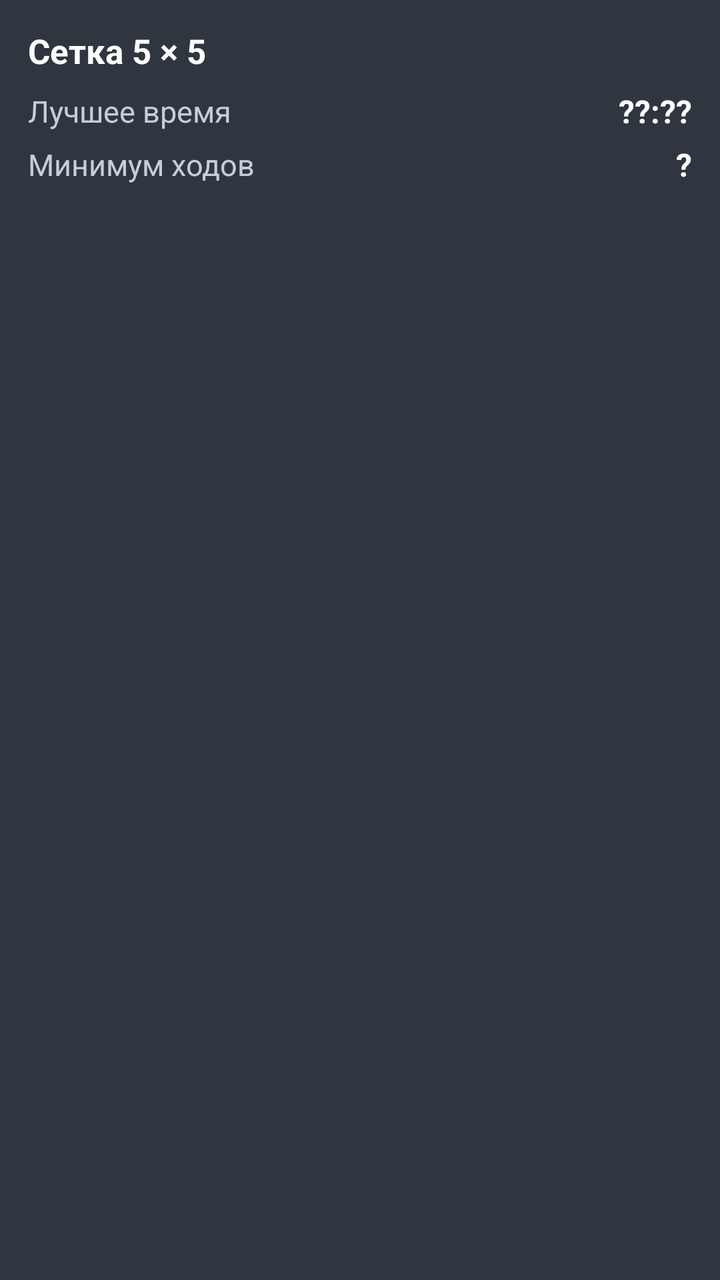
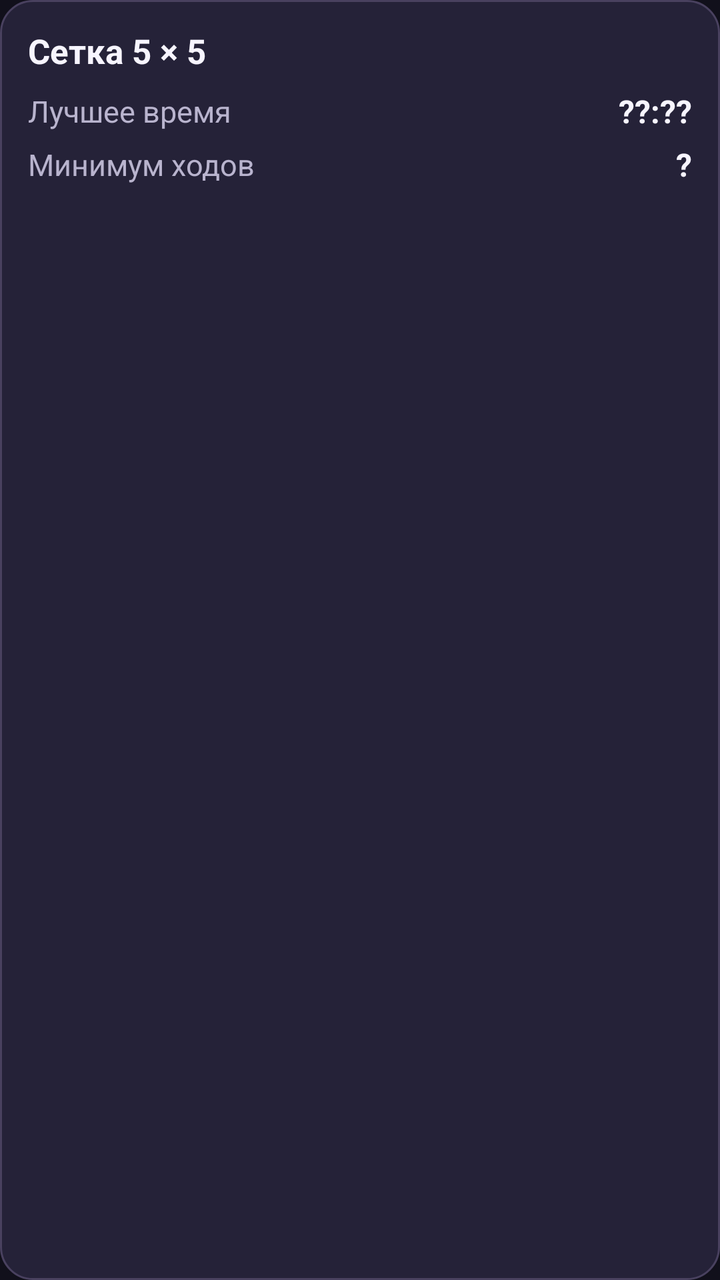

Screens rendered from an Android XML layout before and after an edit, with the pre-edit source and the edit as a unified diff.
<!-- AndroidManifest.xml: application theme AppTheme -->
<!-- res/layout/item_record_row_5.xml -->
<?xml version="1.0" encoding="utf-8"?>
<LinearLayout xmlns:android="http://schemas.android.com/apk/res/android"
    android:layout_width="match_parent"
    android:layout_height="wrap_content"
    android:layout_marginBottom="10dp"
    android:background="#303640"
    android:orientation="vertical"
    android:padding="14dp">

    <TextView
        android:layout_width="match_parent"
        android:layout_height="wrap_content"
        android:text="Сетка 5 × 5"
        android:textColor="#FFFFFF"
        android:textSize="17sp"
        android:textStyle="bold" />

    <LinearLayout
        android:layout_width="match_parent"
        android:layout_height="wrap_content"
        android:layout_marginTop="8dp"
        android:gravity="center_vertical"
        android:orientation="horizontal">

        <TextView
            android:layout_width="0dp"
            android:layout_height="wrap_content"
            android:layout_weight="1"
            android:text="Лучшее время"
            android:textColor="#C6CED8"
            android:textSize="15sp" />

        <TextView
            android:id="@+id/record_5_time"
            android:layout_width="wrap_content"
            android:layout_height="wrap_content"
            android:text="@string/no_record_time"
            android:textColor="#FFFFFF"
            android:textSize="16sp"
            android:textStyle="bold" />
    </LinearLayout>

    <LinearLayout
        android:layout_width="match_parent"
        android:layout_height="wrap_content"
        android:layout_marginTop="5dp"
        android:gravity="center_vertical"
        android:orientation="horizontal">

        <TextView
            android:layout_width="0dp"
            android:layout_height="wrap_content"
            android:layout_weight="1"
            android:text="Минимум ходов"
            android:textColor="#C6CED8"
            android:textSize="15sp" />

        <TextView
            android:id="@+id/record_5_moves"
            android:layout_width="wrap_content"
            android:layout_height="wrap_content"
            android:text="@string/no_record_moves"
            android:textColor="#FFFFFF"
            android:textSize="16sp"
            android:textStyle="bold" />
    </LinearLayout>
</LinearLayout>
<!-- resources referenced by this layout -->
<resources>
  <string name="no_record_moves">\?</string>
  <string name="no_record_time">\?\?:\?\?</string>
  <style name="AppTheme" parent="android:Theme.NoTitleBar.Fullscreen">
          <item name="android:windowNoTitle">true</item>
          <item name="android:windowFullscreen">true</item>
          <item name="android:windowContentOverlay">@null</item>
      </style>
</resources>

<!-- the commit's change to res/layout/item_record_row_5.xml (unified diff, before → after) -->
@@ -3,7 +3,7 @@
     android:layout_width="match_parent"
     android:layout_height="wrap_content"
     android:layout_marginBottom="10dp"
-    android:background="#303640"
+    android:background="@drawable/bg_surface_card"
     android:orientation="vertical"
     android:padding="14dp">
 
@@ -11,7 +11,7 @@
         android:layout_width="match_parent"
         android:layout_height="wrap_content"
         android:text="Сетка 5 × 5"
-        android:textColor="#FFFFFF"
+        android:textColor="@color/colorTextPrimary"
         android:textSize="17sp"
         android:textStyle="bold" />
 
@@ -27,7 +27,7 @@
             android:layout_height="wrap_content"
             android:layout_weight="1"
             android:text="Лучшее время"
-            android:textColor="#C6CED8"
+            android:textColor="@color/colorTextSecondary"
             android:textSize="15sp" />
 
         <TextView
@@ -35,7 +35,7 @@
             android:layout_width="wrap_content"
             android:layout_height="wrap_content"
             android:text="@string/no_record_time"
-            android:textColor="#FFFFFF"
+            android:textColor="@color/colorTextPrimary"
             android:textSize="16sp"
             android:textStyle="bold" />
     </LinearLayout>
@@ -52,7 +52,7 @@
             android:layout_height="wrap_content"
             android:layout_weight="1"
             android:text="Минимум ходов"
-            android:textColor="#C6CED8"
+            android:textColor="@color/colorTextSecondary"
             android:textSize="15sp" />
 
         <TextView
@@ -60,7 +60,7 @@
             android:layout_width="wrap_content"
             android:layout_height="wrap_content"
             android:text="@string/no_record_moves"
-            android:textColor="#FFFFFF"
+            android:textColor="@color/colorTextPrimary"
             android:textSize="16sp"
             android:textStyle="bold" />
     </LinearLayout>
<!-- resource entries referenced after the edit -->
@@ -1,11 +1,65 @@
 <!-- resources referenced by this layout -->
 <resources>
+  <color name="colorTextPrimary">#F7F5FF</color>
+  <color name="colorTextSecondary">#B9B4CE</color>
+  <!-- drawable bg_surface_card (drawable) -->
+  <?xml version="1.0" encoding="utf-8"?>
+  <shape xmlns:android="http://schemas.android.com/apk/res/android" android:shape="rectangle">
+      <solid android:color="#252238" />
+      <corners android:radius="16dp" />
+      <stroke android:width="1dp" android:color="#49415F" />
+  </shape>
   <string name="no_record_moves">\?</string>
   <string name="no_record_time">\?\?:\?\?</string>
-  <style name="AppTheme" parent="android:Theme.NoTitleBar.Fullscreen">
+  <style name="AppTheme" parent="@android:style/Theme.Material.NoActionBar">
           <item name="android:windowNoTitle">true</item>
           <item name="android:windowFullscreen">true</item>
           <item name="android:windowContentOverlay">@null</item>
+          <item name="android:windowBackground">@color/colorBackground</item>
+          <item name="android:colorAccent">@color/colorAccent</item>
+          <item name="android:navigationBarColor">@color/colorBackground</item>
+          <item name="android:windowLightNavigationBar">false</item>
+          <item name="android:buttonStyle">@style/AppButton</item>
       </style>
+  <color name="colorBackground">#11101B</color>
+  <color name="colorAccent">#A99BFF</color>
+  <style name="AppButton" parent="@android:style/Widget.Material.Button">
+          <item name="android:background">@drawable/bg_button_secondary</item>
+          <item name="android:textColor">@color/colorTextPrimary</item>
+          <item name="android:textAllCaps">false</item>
+          <item name="android:textSize">14sp</item>
+          <item name="android:fontFamily">sans-serif-medium</item>
+          <item name="android:minHeight">48dp</item>
+          <item name="android:insetTop">0dp</item>
+          <item name="android:insetBottom">0dp</item>
+          <item name="android:paddingStart">20dp</item>
+          <item name="android:paddingEnd">20dp</item>
+          <item name="android:elevation">2dp</item>
+      </style>
+  <!-- drawable bg_button_secondary (drawable) -->
+  <?xml version="1.0" encoding="utf-8"?>
+  <selector xmlns:android="http://schemas.android.com/apk/res/android">
+      <item android:state_enabled="false">
+          <shape android:shape="rectangle">
+              <corners android:radius="14dp" />
+              <solid android:color="#242235" />
+              <stroke android:width="1dp" android:color="#38334D" />
+          </shape>
+      </item>
+      <item android:state_pressed="true">
+          <shape android:shape="rectangle">
+              <corners android:radius="14dp" />
+              <solid android:color="#39334F" />
+              <stroke android:width="1dp" android:color="#A99BFF" />
+          </shape>
+      </item>
+      <item>
+          <shape android:shape="rectangle">
+              <corners android:radius="14dp" />
+              <solid android:color="#262438" />
+              <stroke android:width="1dp" android:color="#514A70" />
+          </shape>
+      </item>
+  </selector>
 </resources>
 
